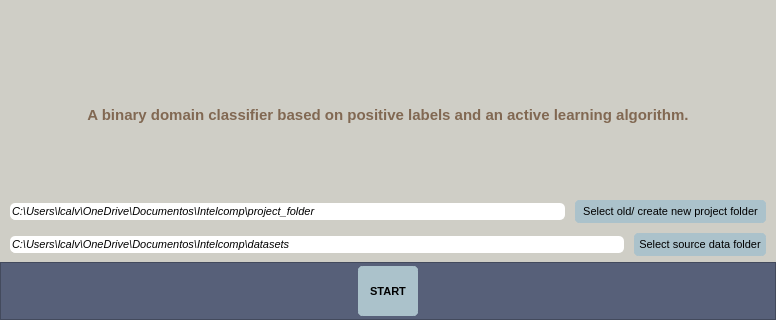
Before: the Qt Designer form UIs/menuConfig.ui in IntelCompH2020/domain_classification, drawn with Qt 5; both pictures show x 0 to 776 and y 225 to 545 of the 776 by 545 pixel window.
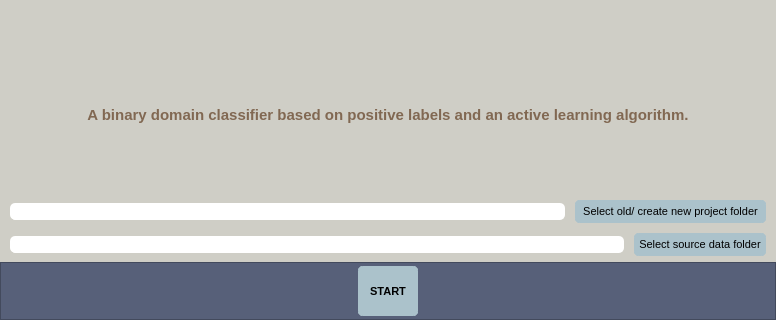
After: the same form once the commit is applied. Icons and pictures are not drawn.

Commit message: Added parser to get project and source folder as parameters when invoking the main_gui.py.

Patch:
```diff
--- a/UIs/menuConfig.ui
+++ b/UIs/menuConfig.ui
@@ -283,7 +283,7 @@
 }</string>
                </property>
                <property name="text">
-                <string>C:\Users\lcalv\OneDrive\Documentos\Intelcomp\project_folder</string>
+                <string/>
                </property>
               </widget>
              </item>
@@ -351,7 +351,7 @@
 }</string>
                </property>
                <property name="text">
-                <string>C:\Users\lcalv\OneDrive\Documentos\Intelcomp\datasets</string>
+                <string/>
                </property>
               </widget>
              </item>
```
The commit also changes 1 other file.
